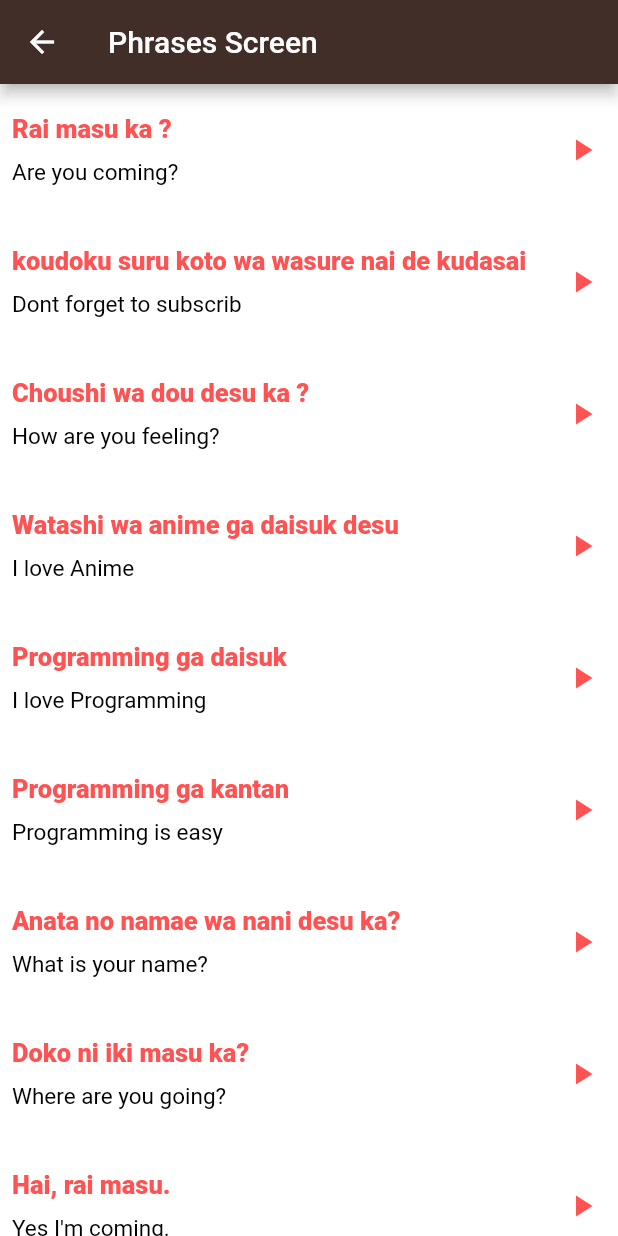
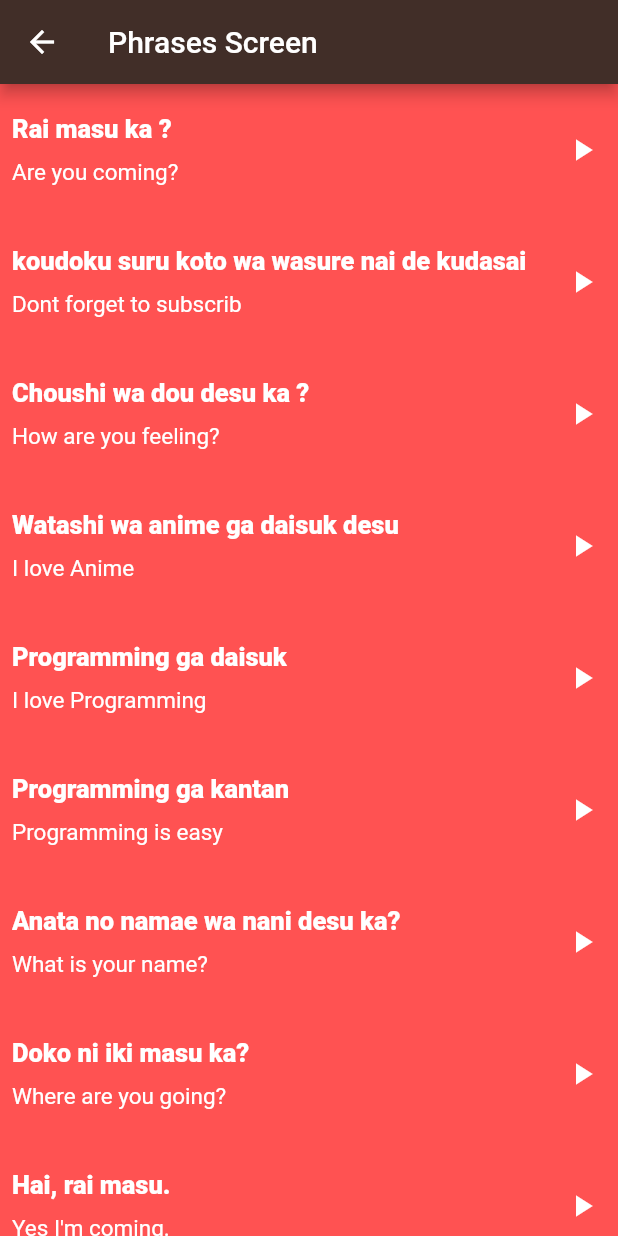
Before and after one commit to HusseinElwakeel/tuko2_app, a Flutter app: the PhrasesScreen screen opened directly, on a phone screen of 412 x 824 dp. Run offline on Flutter 3.47's test engine with Material 3 defaults, Android fonts, the light colour scheme and no system bars; our stand-ins replace audioplayers.

Commit message:
Change Colors in Phrases Screen

```diff
--- a/lib/component/PhasesWidget.dart
+++ b/lib/component/PhasesWidget.dart
@@ -12,7 +12,7 @@ class PhrasesWidget extends StatelessWidget {
   Widget build(BuildContext context) {
     return Container(
       height: 88,
-      color: Colors.white,
+      color: Colors.redAccent,
       child: Row(
         children: [
           Padding(
@@ -25,7 +25,7 @@ class PhrasesWidget extends StatelessWidget {
                   phrases.JpSentences,
                   style: TextStyle(
                       fontSize: 17,
-                      color: Colors.redAccent,
+                      color: Colors.white,
                       fontWeight: FontWeight.w900),
                 ),
                 SizedBox(
@@ -33,7 +33,7 @@ class PhrasesWidget extends StatelessWidget {
                 ),
                 Text(
                   phrases.EnSentences,
-                  style: TextStyle(color: Colors.black, fontSize: 15),
+                  style: TextStyle(color: Colors.white, fontSize: 15),
                 ),
               ],
             ),
@@ -47,7 +47,7 @@ class PhrasesWidget extends StatelessWidget {
               },
               icon: Icon(
                 Icons.play_arrow,
-                color: Colors.redAccent,
+                color: Colors.white,
               ))
         ],
       ),
```
